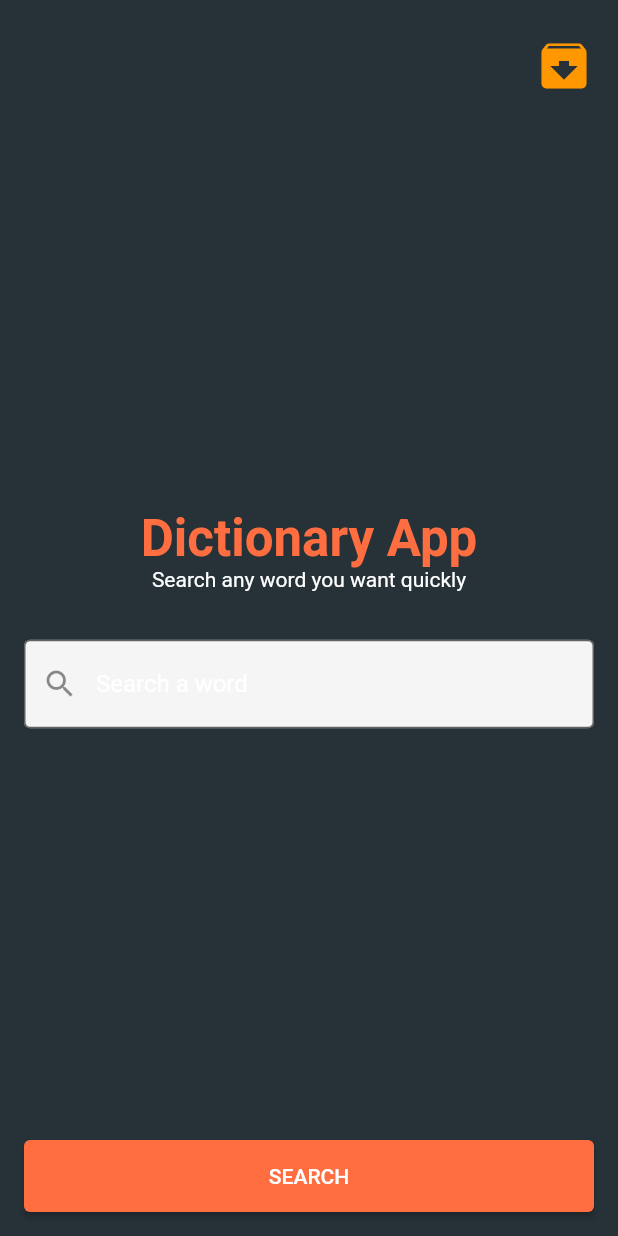
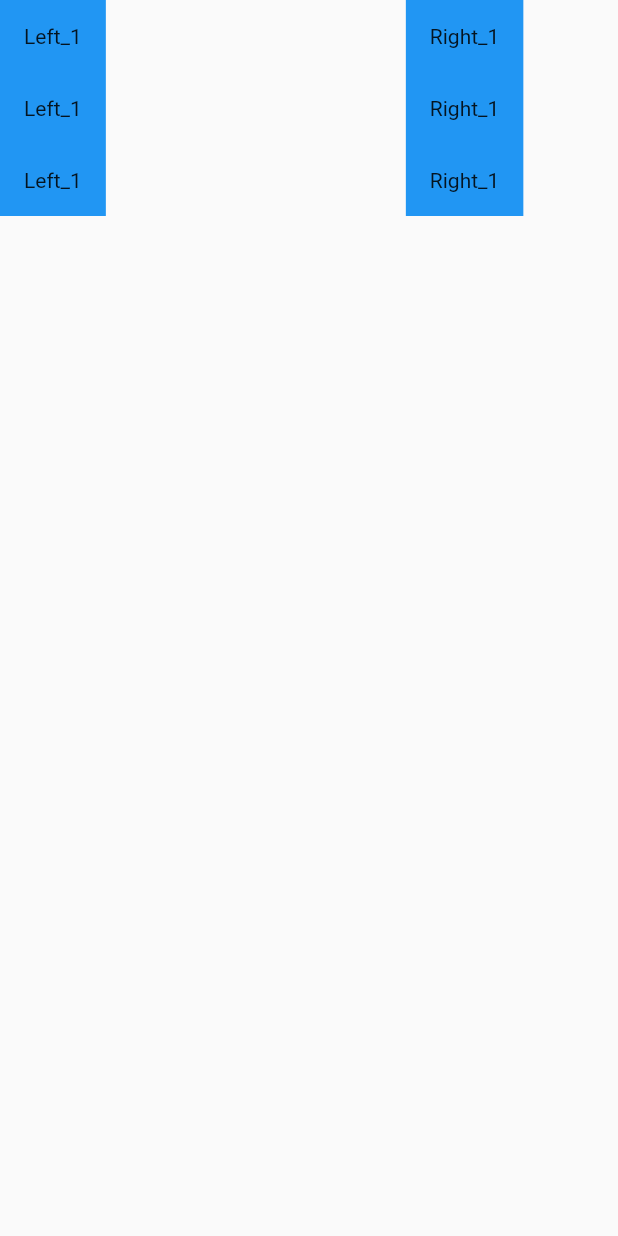
Before and after one commit to JohnSteck9/flutter_lab5, a Flutter app: the screen it shows after launch, on a phone screen of 412 x 824 dp. Run offline on Flutter 3.47's test engine with Material 2 defaults, Android fonts, the phone set to English and light mode, and no system bars; our stand-ins replace flutter_bloc.

Commit message:
init app

```diff
--- a/lib/bloc/dictionary_cubit.dart
+++ /dev/null
@@ -1,50 +0,0 @@
-import 'package:lab5_app/model/word_response.dart';
-import 'package:lab5_app/repo/word_repo.dart';
-
-import 'package:flutter/cupertino.dart';
-import 'package:flutter_bloc/flutter_bloc.dart';
-
-class DictionaryCubit extends Cubit<DictionaryState> {
-  final WordRepository _repository;
-
-  DictionaryCubit(this._repository) : super(NoWordSearchedState());
-
-  final queryController = TextEditingController();
-
-  Future getWordSearched() async{
-    emit(WordSearchingState());
-
-    try {
-      final words = await _repository.getWordsFromDictionary(queryController.text);
-
-      if(words == null){
-        emit(ErrorState("There is some issue"));
-      }else{
-        print(words.toString());
-        emit(WordSearchedState(words));
-        emit(NoWordSearchedState());
-      }
-    } on Exception catch (e) {
-      print(e);
-      emit(ErrorState(e.toString()));
-    }
-  }
-}
-
-abstract class DictionaryState {}
-
-class NoWordSearchedState extends DictionaryState {}
-
-class WordSearchingState extends DictionaryState {}
-
-class WordSearchedState extends DictionaryState {
-  final List<WordResponse> words;
-
-  WordSearchedState(this.words);
-}
-
-class ErrorState extends DictionaryState {
-  final message;
-
-  ErrorState(this.message);
-}
--- a/lib/main.dart
+++ b/lib/main.dart
@@ -1,5 +1,5 @@
-import 'package:lab5_app/bloc/dictionary_cubit.dart';
-import 'package:lab5_app/repo/word_repo.dart';
+// import 'package:lab5_app/bloc/dictionary_cubit.dart';
+// import 'package:lab5_app/repo/word_repo.dart';
 import 'package:lab5_app/screens/home/home_screen.dart';
 
 import 'package:flutter/material.dart';
@@ -22,10 +22,7 @@
         theme: ThemeData(
           primarySwatch: Colors.blue,
         ),
-        home: BlocProvider(
-          child: const HomeScreen(),
-          create: (context) => DictionaryCubit(WordRepository()),
-        ),
+        home: const HomeScreen(),
       ),
     );
   }
--- a/lib/model/word_response.dart
+++ /dev/null
@@ -1,96 +0,0 @@
-// To parse this JSON data, do
-// final wordResponse = wordResponseFromJson(jsonString);
-
-import 'dart:convert';
-
-List<WordResponse> wordResponseFromJson(String str) => List<WordResponse>.from(json.decode(str).map((x) => WordResponse.fromJson(x)));
-
-String wordResponseToJson(List<WordResponse> data) => json.encode(List<dynamic>.from(data.map((x) => x.toJson())));
-
-class WordResponse {
-  WordResponse({
-    required this.word,
-    required this.phonetics,
-    required this.meanings,
-  });
-
-  String word;
-  List<Phonetic> phonetics;
-  List<Meaning> meanings;
-
-  factory WordResponse.fromJson(Map<String, dynamic> json) => WordResponse(
-    word: json["word"],
-    phonetics: List<Phonetic>.from(json["phonetics"].map((x) => Phonetic.fromJson(x))),
-    meanings: List<Meaning>.from(json["meanings"].map((x) => Meaning.fromJson(x))),
-  );
-
-  Map<String, dynamic> toJson() => {
-    "word": word,
-    "phonetics": List<dynamic>.from(phonetics.map((x) => x.toJson())),
-    "meanings": List<dynamic>.from(meanings.map((x) => x.toJson())),
-  };
-}
-
-class Meaning {
-  Meaning({
-    required this.partOfSpeech,
-    required this.definitions,
-  });
-
-  String partOfSpeech;
-  List<Definition> definitions;
-
-  factory Meaning.fromJson(Map<String, dynamic> json) => Meaning(
-    partOfSpeech: json["partOfSpeech"],
-    definitions: List<Definition>.from(json["definitions"].map((x) => Definition.fromJson(x))),
-  );
-
-  Map<String, dynamic> toJson() => {
-    "partOfSpeech": partOfSpeech,
-    "definitions": List<dynamic>.from(definitions.map((x) => x.toJson())),
-  };
-}
-
-class Definition {
-  Definition({
-    required this.definition,
-    required this.example,
-    required this.synonyms,
-  });
-
-  String definition;
-  String example;
-  List<String> synonyms;
-
-  factory Definition.fromJson(Map<String, dynamic> json) => Definition(
-    definition: json["definition"],
-    example: json["example"],
-    synonyms: List<String>.from(json["synonyms"].map((x) => x)),
-  );
-
-  Map<String, dynamic> toJson() => {
-    "definition": definition,
-    "example": example,
-    "synonyms": List<dynamic>.from(synonyms.map((x) => x)),
-  };
-}
-
-class Phonetic {
-  Phonetic({
-    required this.text,
-    required this.audio,
-  });
-
-  String text;
-  String audio;
-
-  factory Phonetic.fromJson(Map<String, dynamic> json) => Phonetic(
-    text: json["text"],
-    audio: json["audio"],
-  );
-
-  Map<String, dynamic> toJson() => {
-    "text": text,
-    "audio": audio,
-  };
-}
--- a/lib/screens/home/home_screen.dart
+++ b/lib/screens/home/home_screen.dart
@@ -1,7 +1,5 @@
-import 'package:lab5_app/bloc/dictionary_cubit.dart';
-import 'package:lab5_app/screens/list/list_screen.dart';
+import 'dart:math';
 import 'package:flutter/material.dart';
-import 'package:flutter_bloc/flutter_bloc.dart';
 
 
 class HomeScreen extends StatefulWidget {
@@ -12,123 +10,83 @@ class HomeScreen extends StatefulWidget {
   _HomeScreenState createState() => _HomeScreenState();
 }
 
+class _HomeScreenState extends State<HomeScreen> {
+
+  random(min, max){
+    var rn = Random();
+    return min + rn.nextInt(max - min);
+  }
+
+  int _couter1 = 0;
+  int _couter2 = 0;
 
 
-class _HomeScreenState extends State<HomeScreen> {
-
-  getDictionaryFormWidget(BuildContext context) {
-    final cubit = context.watch<DictionaryCubit>();
+  _getInt(){
+    setState(){
+      _couter1 = random(5, 10);
+      // _couter1 = random(5, 10);
+}
+  }
+  // _getInt();
 
 
-    return Container(
-      padding: const EdgeInsets.all(16),
-      child: SafeArea(
-        child: Column(
+
+  @override
+  Widget build(BuildContext context) {
+    return Scaffold(
+      body: SafeArea(
+        child: Row(
           children: [
-            Row(
-              mainAxisAlignment: MainAxisAlignment.end,
-              children: [
-                IconButton(
-                  icon: const Icon(Icons.archive, size: 40, color: Colors.orange),
-                  onPressed: () {},
+            Column(children: [
+              Container(
+                color: Colors.blue,
+                child: const Padding(
+                  padding: EdgeInsets.all(16.0),
+                  child: Text('Left_1'),
                 ),
-              ],
-            ),
-            const Spacer(),
-            const Text(
-              "Dictionary App",
-              style: TextStyle(
-                color: Colors.deepOrangeAccent,
-                fontSize: 34,
-                fontWeight: FontWeight.bold,
               ),
-            ),
-            const Text(
-              "Search any word you want quickly",
-              style: TextStyle(
-                color: Colors.white,
-                fontSize: 14,
+              Container(
+                color: Colors.blue,
+                child: const Padding(
+                  padding: EdgeInsets.all(16.0),
+                  child: Text('Left_1'),
+                ),
               ),
-            ),
-            const SizedBox(
-              height: 32,
-            ),
-            TextField(
-              controller: cubit.queryController,
-              decoration: InputDecoration(
-                hintText: "Search a word",
-                border: OutlineInputBorder(
-                  borderRadius: BorderRadius.circular(4),
-                  borderSide: const BorderSide(color: Colors.transparent),
+              Container(
+                color: Colors.blue,
+                child: const Padding(
+                  padding: EdgeInsets.all(16.0),
+                  child: Text('Left_1'),
                 ),
-                fillColor: Colors.grey[100],
-                filled: true,
-                prefixIcon: const Icon(Icons.search),
-                hintStyle: const TextStyle(color: Colors.white),
               ),
-            ),
-            const Spacer(),
-            SizedBox(
-              width: double.infinity,
-              child: ElevatedButton(
-                onPressed: () {
-                  cubit.getWordSearched();
-                },
-                style: ElevatedButton.styleFrom(
-                    primary: Colors.deepOrangeAccent,
-                    padding: const EdgeInsets.all(16)),
-                child: const Text("SEARCH"),
+            ]),
+            const SizedBox(width: 200),
+            Column(children: [
+              Container(
+                color: Colors.blue,
+                child: const Padding(
+                  padding: EdgeInsets.all(16.0),
+                  child: Text('Right_1'),
+                ),
               ),
-            ),
+              Container(
+                color: Colors.blue,
+                child: const Padding(
+                  padding: EdgeInsets.all(16.0),
+                  child: Text('Right_1'),
+                ),
+              ),
+              Container(
+                color: Colors.blue,
+                child: const Padding(
+                  padding: EdgeInsets.all(16.0),
+                  child: Text('Right_1'),
+                ),
+              ),
+            ]),
           ],
         ),
       ),
     );
   }
-
-  getLoadingWidget() {
-    return const Center(child: CircularProgressIndicator());
-  }
-
-  getErrorWidget(message) {
-    return Center(
-        child: Text(
-          message,
-          style: const TextStyle(color: Colors.white),
-        ));
-  }
-
-  @override
-  Widget build(BuildContext context) {
-    final cubit = context.watch<DictionaryCubit>();
-
-    return BlocListener(
-      listener: (context, state) {
-        if (state is WordSearchedState) {
-          Navigator.push(
-            context,
-            MaterialPageRoute(
-              builder: (context) => ListScreen(state.words),
-            ),
-          );
-        }
-      },
-      bloc: cubit,
-      child: Scaffold(
-          backgroundColor: Colors.blueGrey[900],
-          body: cubit.state is WordSearchingState
-              ? getLoadingWidget()
-              : cubit.state is ErrorState
-              ? getErrorWidget("Some Error")
-              : cubit.state is NoWordSearchedState
-              ? getDictionaryFormWidget(context)
-              : Container()),
-    );
-  }
-
-  @override
-  void dispose() {
-    super.dispose();
-  }
-
 }
```
Also changed, not shown: lib/bloc/test_cubit.dart (deleted, +0 -20 lines), lib/bloc/test_state.dart (deleted, +0 -16 lines), lib/repo/word_repo.dart (deleted, +0 -25 lines), lib/screens/detail/detail_screen.dart (deleted, +0 -89 lines), lib/screens/list/list_screen.dart (deleted, +0 -38 lines), lib/service/http_service.dart (deleted, +0 -19 lines).
